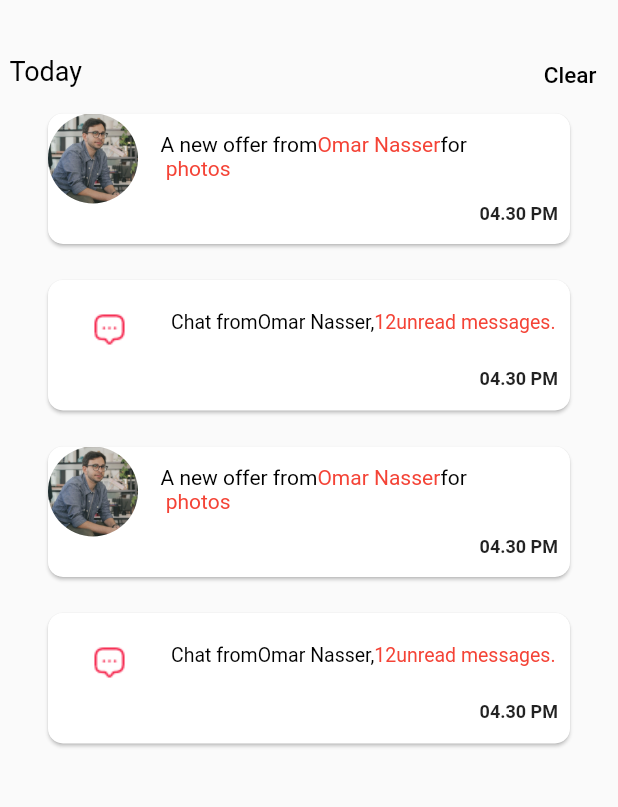
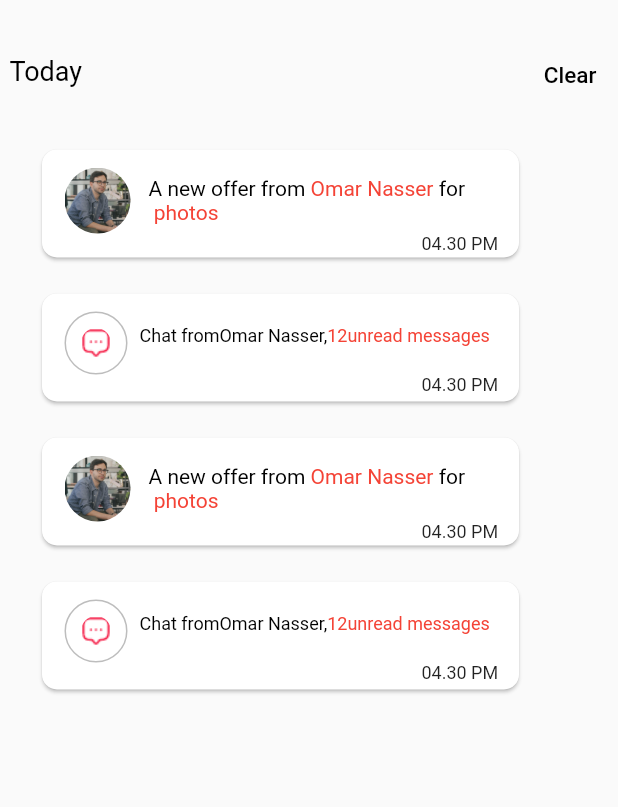
Before and after one commit to ashrafawzy/notiffication_app, a Flutter app: the screen it shows after launch, on a phone screen of 412 x 824 dp, the part 92-899 px from its top. Run offline on Flutter 3.47's test engine with Material 2 defaults, Android fonts, the phone set to English and light mode, and no system bars.

Commit message:
update notification_app

```diff
--- a/lib/widget/avetar.dart
+++ b/lib/widget/avetar.dart
@@ -1,87 +1,86 @@
 import 'package:flutter/material.dart';
-import 'package:avatars/avatars.dart';
- class Card_Widget extends StatelessWidget{
+
+class Card_Widget extends StatelessWidget {
   final String? name;
   final String? product_name;
-final String? avetar_image ;
+  final String? Image_Chat = ('assets/message.png');
+  final String? Image_Avatar = ('assets/person.png');
+  final bool? Image_Card;
 
-
-  const Card_Widget( {required this.name,required this.product_name,required this.avetar_image});
-
+  const Card_Widget({
+    required this.name,
+    required this.product_name,
+    required this.Image_Card,
+  });
 
   @override
   Widget build(BuildContext context) {
-    return Row(
-      children: [
+    return Row(children: [
       Container(
-
         color: Color(0xFFFAFAFA),
-      height: 95,
-        width: 356,
-
-      child:  Card(
-        shape: RoundedRectangleBorder(borderRadius: BorderRadius.circular(10)),
-
+        height: 80,
+        width: 326,
+        child: Card(
+          shape:
+              RoundedRectangleBorder(borderRadius: BorderRadius.circular(10)),
           elevation: 1,
-        child: Column(
-          children: [
-            Row(
+          child: Column(children: [
+            Padding(
+              padding: const EdgeInsets.only(left: 15, top: 12),
+              child: Row(
                 children: [
                   CircleAvatar(
-                    backgroundImage: AssetImage('$avetar_image'),
-                    radius: 30,
+                    foregroundImage: (Image_Card!
+                        ? AssetImage(Image_Avatar!)
+                        : AssetImage(Image_Chat!)),
+                    radius: 22,
                     backgroundColor: Colors.white70,
-
                   ),
-
                   Padding(
-       padding: const EdgeInsets.only(left: 15,bottom: 3),
+                    padding: const EdgeInsets.only(left: 12),
                     child: RichText(
-        text: TextSpan(text: 'A new offer from',
+                      text: TextSpan(
+                        text: 'A new offer from ',
                         // Here is the explicit parent TextStyle
-    style:  TextStyle(
+                        style: TextStyle(
                           fontSize: 14.0,
                           color: Colors.black,
-
                         ),
                         children: <TextSpan>[
-       TextSpan(text: '$name',style: TextStyle(fontSize: 14,color: Colors.red)),
-      TextSpan(text: 'for', style: new TextStyle(fontSize: 14,color: Colors.black)),
-
-      TextSpan(text: '\n $product_name',style: TextStyle(fontSize: 14,color: Colors.red),
-
+                          TextSpan(
+                              text: '$name ',
+                              style:
+                                  TextStyle(fontSize: 14, color: Colors.red)),
+                          TextSpan(
+                              text: 'for ',
+                              style: new TextStyle(
+                                  fontSize: 14, color: Colors.black)),
+                          TextSpan(
+                            text: '\n $product_name',
+                            style: TextStyle(fontSize: 14, color: Colors.red),
                           ),
-
-
                         ],
-
                       ),
                     ),
-
                   ),
-
-
                 ],
               ),
-
+            ),
             Padding(
-         padding: const EdgeInsets.only(right: 8),
-         child: Row(mainAxisAlignment: MainAxisAlignment.end,
-           children:[
-             Text(' 04.30 PM',style: TextStyle(fontSize: 12,fontWeight: FontWeight.bold),),
-
-           ]
-
+              padding: const EdgeInsets.only(left: 250),
+              child: Row(
+                children: [
+                  Text(
+                    ' 04.30 PM ',
+                    style:
+                        TextStyle(fontSize: 12, fontWeight: FontWeight.normal),
                   ),
-       ) ],
+                ],
               ),
-
             ),
-
+          ]),
         ),
-
-
+      )
     ]);
-
   }
 }
--- a/lib/widget/chat_widget.dart
+++ b/lib/widget/chat_widget.dart
@@ -1,86 +1,98 @@
 import 'package:flutter/material.dart';
-import 'package:avatars/avatars.dart';
-class Chat_Widget extends StatelessWidget{
-  final String? name;
+
+class Chat_Widget extends StatelessWidget {
+  final String? Name;
   final int? Massage_Number;
-  final String? chat_image ;
+  final String? Image_Chat = ('assets/message.png');
+  final String? Image_Avatar = ('assets/person.png');
+  final bool? Image_Card;
 
-
-  const Chat_Widget( {required this.name,required this.Massage_Number,required this.chat_image});
-
+  const Chat_Widget(
+      {required this.Name,
+      required this.Massage_Number,
+      required this.Image_Card});
 
   @override
   Widget build(BuildContext context) {
-    return Row(
+    return Row(children: [
+      Container(
+        color: Color(0xFFFAFAFA),
+        height: 80,
+        width: 326,
+        child: Card(
+          shape:
+              RoundedRectangleBorder(borderRadius: BorderRadius.circular(10)),
+          elevation: 1,
+          child: Column(children: [
+            Padding(
+              padding: const EdgeInsets.only(left: 15, top: 12),
+              child: Row(
                 children: [
                   Container(
-
-            color: Color(0xFFFAFAFA),
-            height: 95,
-            width: 356,
-
-            child:  Card(
-              shape: RoundedRectangleBorder(borderRadius: BorderRadius.circular(10)),
-
-              elevation: 1,
-              child: Column(
-                children: [
-                  Row(
-                    children: [
-                      Padding(
-                        padding: const EdgeInsets.only(left: 15,top: 7),
-
-                          child: CircleAvatar(radius: 26,
-                            backgroundColor: Colors.white,
-                            child: Image.asset('$chat_image'),
+                    child: CircleAvatar(
+                      backgroundColor: Colors.transparent,
+                      radius: 20.0,
+                      child: CircleAvatar(
+                        backgroundColor: Colors.transparent,
+                        foregroundImage: (Image_Card!
+                            ? AssetImage(Image_Avatar!)
+                            : AssetImage(Image_Chat!)),
+                        radius: 10.0,
                       ),
                     ),
-
-
+                    decoration: BoxDecoration(
+                      shape: BoxShape.circle,
+                      border: Border.all(
+                        color: Colors.black26,
+                        width: 1.0,
+                      ),
+                    ),
+                  ),
                   Padding(
-                        padding: const EdgeInsets.only(left: 15,bottom: 3),
+                    padding: const EdgeInsets.only(left: 8, bottom: 10),
                     child: RichText(
-                          text: TextSpan(text: 'Chat from',
+                      text: TextSpan(
+                        text: 'Chat from',
                         // Here is the explicit parent TextStyle
-                            style:  TextStyle(
-                              fontSize: 13.0,
+                        style: TextStyle(
+                          fontSize: 12.0,
                           color: Colors.black,
-
                         ),
                         children: <TextSpan>[
-                              TextSpan(text: '$name,',style: TextStyle(fontSize: 13,color: Colors.black)),
-                          TextSpan(text:'$Massage_Number',style: TextStyle(fontSize: 13,color: Colors.red)),
-                              TextSpan(text: 'unread messages.', style: new TextStyle(fontSize: 13,color: Colors.red))
-
+                          TextSpan(
+                              text: '$Name,',
+                              style:
+                                  TextStyle(fontSize: 12, color: Colors.black)),
+                          TextSpan(
+                              text: '$Massage_Number',
+                              style:
+                                  TextStyle(fontSize: 12, color: Colors.red)),
+                          TextSpan(
+                              text: 'unread messages',
+                              style: new TextStyle(
+                                  fontSize: 12, color: Colors.red)),
                         ],
-
                       ),
                     ),
-
                   ),
-
-
                 ],
               ),
-
+            ),
             Padding(
-                    padding: const EdgeInsets.only(right: 8),
-                    child: Row(mainAxisAlignment: MainAxisAlignment.end,
-                        children:[
-                          Text(' 04.30 PM',style: TextStyle(fontSize: 12,fontWeight: FontWeight.bold),),
-
-                        ]
-
+              padding: const EdgeInsets.only(left: 250),
+              child: Row(
+                children: [
+                  Text(
+                    ' 04.30 PM ',
+                    style:
+                        TextStyle(fontSize: 12, fontWeight: FontWeight.normal),
                   ),
-                  ) ],
+                ],
               ),
-
             ),
-
+          ]),
         ),
-
-
+      )
     ]);
-
   }
 }
--- a/lib/widget/home_page.dart
+++ b/lib/widget/home_page.dart
@@ -1,8 +1,8 @@
 import 'dart:core';
 
 import 'package:flutter/material.dart';
+import 'package:notification_app/widget/Chat_Widget.dart';
 import 'package:notification_app/widget/avetar.dart';
-import 'package:notification_app/widget/Chat_Widget.dart';
 
 class Home_Page extends StatefulWidget {
   @override
@@ -28,8 +28,8 @@ class _Home_PageState extends State<Home_Page> {
                     onPressed: () => Navigator.of(context).pop(),
                   ),
                 ),
-                Padding(
-                  padding: const EdgeInsets.only(top: 30),
+                const Padding(
+                  padding: EdgeInsets.only(top: 30),
                   child: Text(
                     'Today',
                     style: TextStyle(fontSize: 18, color: Colors.black),
@@ -41,9 +41,9 @@ class _Home_PageState extends State<Home_Page> {
           toolbarHeight: 133,
           centerTitle: true,
           title: Column(
-            children: [
+            children: const [
               Padding(
-                padding: const EdgeInsets.only(bottom: 40),
+                padding: EdgeInsets.only(bottom: 40),
                 child: Text(
                   'Notification',
                   style: TextStyle(
@@ -59,7 +59,7 @@ class _Home_PageState extends State<Home_Page> {
               padding: const EdgeInsets.only(top: 90),
               child: TextButton(
                 onPressed: () {},
-                child: Text(
+                child: const Text(
                   'Clear',
                   style: TextStyle(fontSize: 15, color: Colors.black),
                 ),
@@ -67,50 +67,41 @@ class _Home_PageState extends State<Home_Page> {
             ),
           ],
         ),
-        body: Column(
-          children: [
-            Row(
-              mainAxisAlignment: MainAxisAlignment.center,
-              children: [
+        body: Padding(
+          padding: const EdgeInsets.all(24),
+          child: Column(
+            children: const [
               Card_Widget(
                 product_name: 'photos',
                 name: 'Omar Nasser',
-                  avetar_image: ("assets/person.png"),
+                Image_Card: true,
               ),
-              ],
+              SizedBox(
+                height: 16,
               ),
-            SizedBox(height: 16,),
-            Row(   mainAxisAlignment: MainAxisAlignment.center,
-              children: [
               Chat_Widget(
-                  Massage_Number:12,
-                  name: 'Omar Nasser',
-                  chat_image: ("assets/message.png"),
+                Massage_Number: 12,
+                Name: 'Omar Nasser',
+                Image_Card: false,
               ),
-              ],
+              SizedBox(
+                height: 16,
               ),
-SizedBox(height: 16,),
-            Row(
-              mainAxisAlignment: MainAxisAlignment.center,
-              children: [
               Card_Widget(
                 product_name: 'photos',
                 name: 'Omar Nasser',
-                  avetar_image: ("assets/person.png"),
+                Image_Card: true,
               ),
+              SizedBox(
+                height: 16,
+              ),
+              Chat_Widget(
+                Massage_Number: 12,
+                Name: 'Omar Nasser',
+                Image_Card: false,
+              )
             ],
           ),
-            SizedBox(height: 16,),
-            Row(   mainAxisAlignment: MainAxisAlignment.center,
-              children: [
-                Chat_Widget(
-                  Massage_Number:12,
-                  name: 'Omar Nasser',
-                  chat_image: ("assets/message.png"),
-                ),
-              ],
-            )
-          ],
         ));
   }
 }
```
Lines whose indentation alone changed are shown as unchanged.
